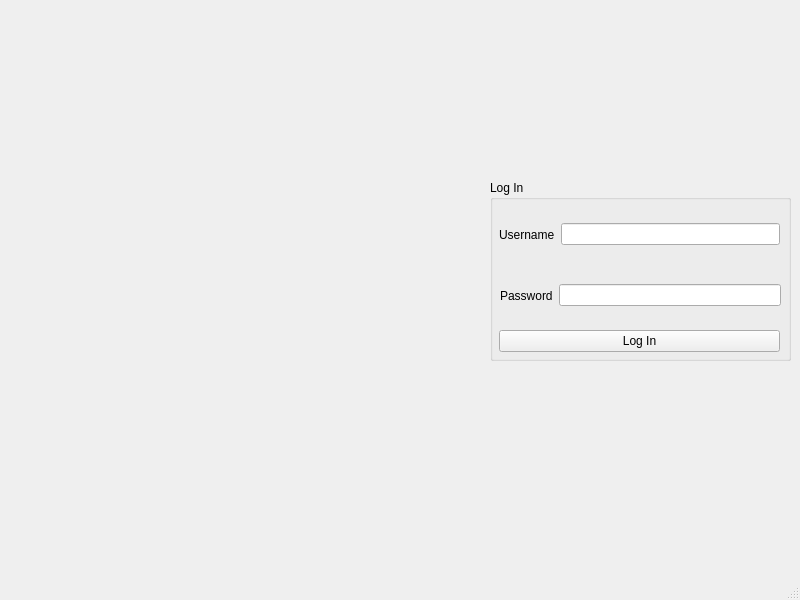
Old version of the form mainwindow.ui in the repository VillerotJustinOrg/LeekBot.
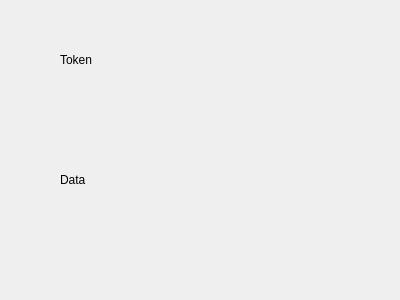
New version of the form.

Diff of the .ui file:
```diff
--- a/mainwindow.ui
+++ b/mainwindow.ui
@@ -1,118 +1,44 @@
 <?xml version="1.0" encoding="UTF-8"?>
 <ui version="4.0">
  <class>MainWindow</class>
- <widget class="QMainWindow" name="MainWindow">
+ <widget class="QDialog" name="MainWindow">
   <property name="geometry">
    <rect>
     <x>0</x>
     <y>0</y>
-    <width>800</width>
-    <height>600</height>
+    <width>400</width>
+    <height>300</height>
    </rect>
   </property>
   <property name="windowTitle">
    <string>MainWindow</string>
   </property>
-  <widget class="QWidget" name="centralwidget">
-   <widget class="QGroupBox" name="groupBox">
-    <property name="geometry">
-     <rect>
-      <x>490</x>
-      <y>180</y>
-      <width>301</width>
-      <height>181</height>
-     </rect>
-    </property>
-    <property name="title">
-     <string>Log In</string>
-    </property>
-    <widget class="QWidget" name="horizontalLayoutWidget">
-     <property name="geometry">
-      <rect>
-       <x>9</x>
-       <y>29</y>
-       <width>281</width>
-       <height>51</height>
-      </rect>
-     </property>
-     <layout class="QHBoxLayout" name="horizontalLayout">
-      <item>
-       <widget class="QLabel" name="label">
-        <property name="text">
-         <string>Username</string>
-        </property>
-       </widget>
-      </item>
-      <item>
-       <widget class="QLineEdit" name="lineEdit_username"/>
-      </item>
-     </layout>
-    </widget>
-    <widget class="QWidget" name="horizontalLayoutWidget_2">
-     <property name="geometry">
-      <rect>
-       <x>10</x>
-       <y>90</y>
-       <width>281</width>
-       <height>51</height>
-      </rect>
-     </property>
-     <layout class="QHBoxLayout" name="horizontalLayout_3">
-      <item>
-       <widget class="QLabel" name="label_2">
-        <property name="text">
-         <string>Password</string>
-        </property>
-       </widget>
-      </item>
-      <item>
-       <widget class="QLineEdit" name="lineEdit_password">
-        <property name="echoMode">
-         <enum>QLineEdit::Password</enum>
-        </property>
-       </widget>
-      </item>
-     </layout>
-    </widget>
-    <widget class="QPushButton" name="pushButton_Login">
-     <property name="geometry">
-      <rect>
-       <x>9</x>
-       <y>150</y>
-       <width>281</width>
-       <height>22</height>
-      </rect>
-     </property>
-     <property name="text">
-      <string>Log In</string>
-     </property>
-    </widget>
-   </widget>
-   <widget class="QLabel" name="label_pic">
-    <property name="geometry">
-     <rect>
-      <x>100</x>
-      <y>180</y>
-      <width>331</width>
-      <height>171</height>
-     </rect>
-    </property>
-    <property name="text">
-     <string/>
-    </property>
-   </widget>
+  <widget class="QLabel" name="label">
+   <property name="geometry">
+    <rect>
+     <x>60</x>
+     <y>50</y>
+     <width>111</width>
+     <height>20</height>
+    </rect>
+   </property>
+   <property name="text">
+    <string>Token</string>
+   </property>
   </widget>
-  <widget class="QMenuBar" name="menubar">
+  <widget class="QLabel" name="label_2">
    <property name="geometry">
     <rect>
-     <x>0</x>
-     <y>0</y>
-     <width>800</width>
-     <height>19</height>
+     <x>60</x>
+     <y>170</y>
+     <width>111</width>
+     <height>20</height>
     </rect>
    </property>
+   <property name="text">
+    <string>Data</string>
+   </property>
   </widget>
-  <widget class="QStatusBar" name="statusbar"/>
  </widget>
  <resources/>
  <connections/>
```
Left out of the diff: 2 changed lines with no effect on the pictures.
